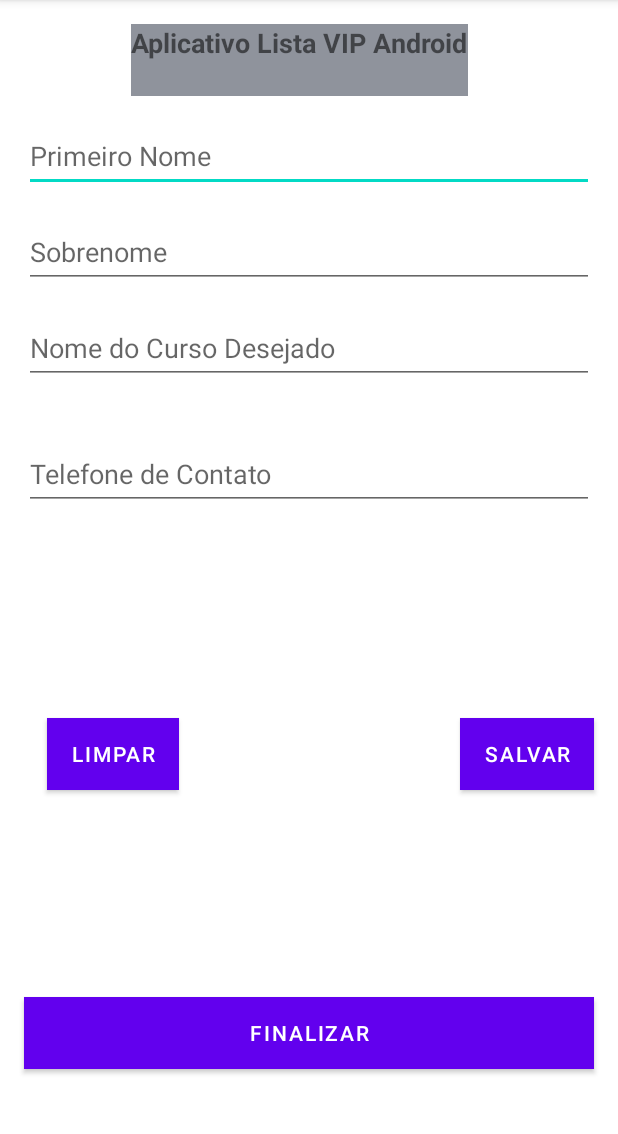
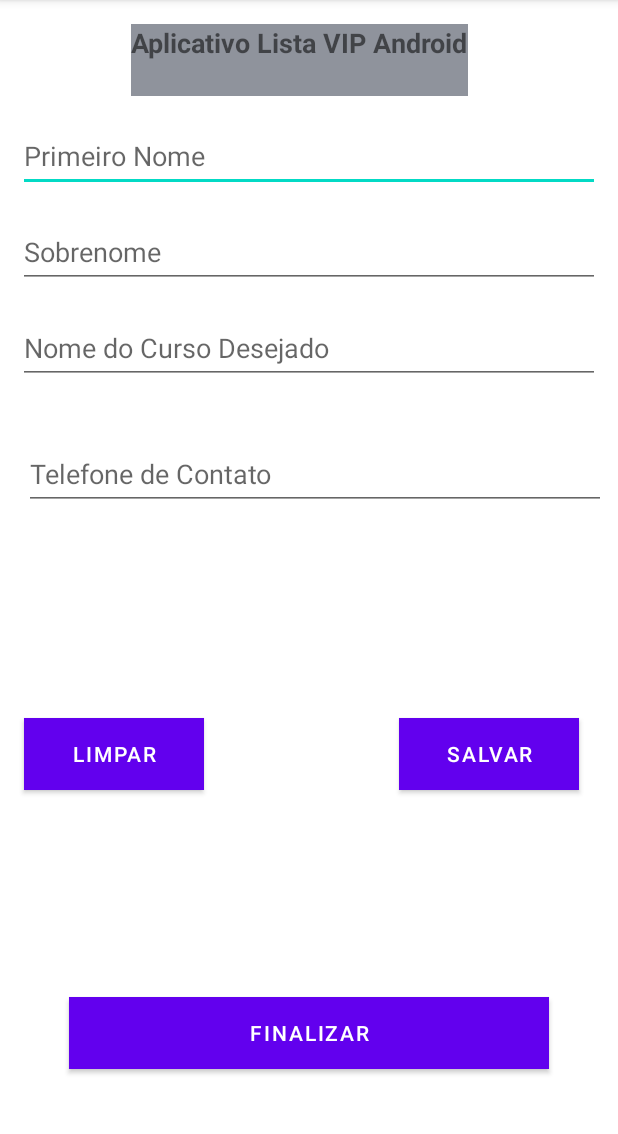
Before and after one commit to hevertonaraujomachado/-Desenvolvimento-Android-2023---Crie-13-apps-completos, an Android app: the screen it shows after launch (MainActivity), on a phone screen of 412 x 824 dp, the part 84-1218 px from its top. Run offline under Robolectric (Android 15) with nearby library versions, the phone set to English and light mode, and no system bars.

Commit message:
Resolvido, os bugs

```diff
--- a/AppListaCurso/app/src/main/res/layout/activity_main.xml
+++ b/AppListaCurso/app/src/main/res/layout/activity_main.xml
@@ -23,20 +23,20 @@
 
     <EditText
         android:id="@+id/editPrimeiroNome"
-        android:layout_width="match_parent"
+        android:layout_width="388dp"
         android:layout_height="48dp"
         android:layout_margin="16dp"
         android:ems="10"
         android:hint="@string/txt_hint_edit_primeiro_nome"
+        android:importantForAutofill="no"
         android:inputType="textPersonName"
         app:layout_constraintEnd_toEndOf="parent"
         app:layout_constraintStart_toStartOf="parent"
-        app:layout_constraintTop_toBottomOf="@+id/txtTitulo"
-        android:importantForAutofill="no" />
+        app:layout_constraintTop_toBottomOf="@+id/txtTitulo" />
 
     <EditText
         android:id="@+id/editSobrenome"
-        android:layout_width="match_parent"
+        android:layout_width="388dp"
         android:layout_height="48dp"
         android:layout_margin="16dp"
         android:ems="10"
@@ -49,7 +49,7 @@
 
     <EditText
         android:id="@+id/editNomeDoCursoDesejado"
-        android:layout_width="match_parent"
+        android:layout_width="388dp"
         android:layout_height="48dp"
         android:layout_margin="16dp"
         android:layout_marginTop="20dp"
@@ -63,7 +63,7 @@
 
     <EditText
         android:id="@+id/editTelefoneContato"
-        android:layout_width="match_parent"
+        android:layout_width="388dp"
         android:layout_height="48dp"
         android:layout_marginStart="16dp"
         android:layout_marginTop="36dp"
@@ -79,9 +79,9 @@
 
     <Button
         android:id="@+id/btnLimpar"
-        android:layout_width="wrap_content"
+        android:layout_width="120dp"
         android:layout_height="wrap_content"
-        android:layout_marginStart="31dp"
+        android:layout_marginStart="16dp"
         android:background="#055CF1"
         android:text="@string/txt_button_limpar"
         app:layout_constraintBottom_toTopOf="@+id/btnSalvar"
@@ -90,18 +90,20 @@
 
     <Button
         android:id="@+id/btnFinalisar"
-        android:layout_width="wrap_content"
+        android:layout_width="120dp"
         android:layout_height="wrap_content"
         android:layout_marginEnd="16dp"
         android:background="#055CF1"
         android:text="@string/txt_button_salvar"
         app:layout_constraintBottom_toTopOf="@+id/btnSalvar"
         app:layout_constraintEnd_toEndOf="parent"
+        app:layout_constraintHorizontal_bias="0.928"
+        app:layout_constraintStart_toEndOf="@+id/btnLimpar"
         app:layout_constraintTop_toBottomOf="@+id/editTelefoneContato" />
 
     <Button
         android:id="@+id/btnSalvar"
-        android:layout_width="match_parent"
+        android:layout_width="320dp"
         android:layout_height="wrap_content"
         android:layout_marginStart="16dp"
         android:layout_marginEnd="16dp"
```
